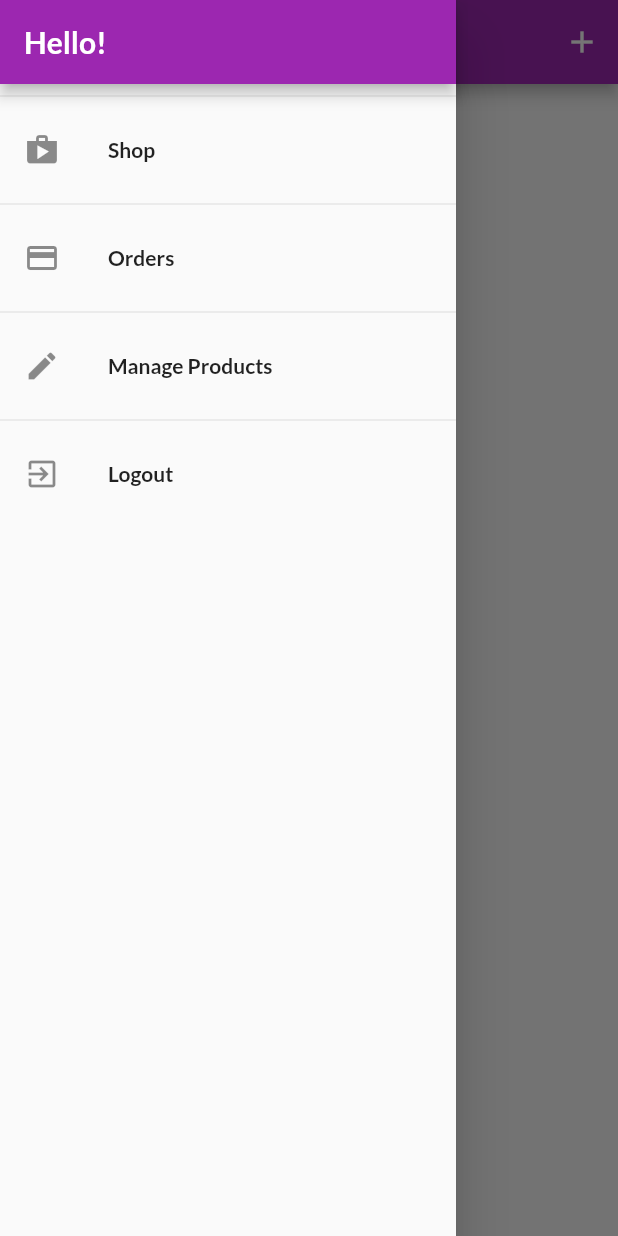
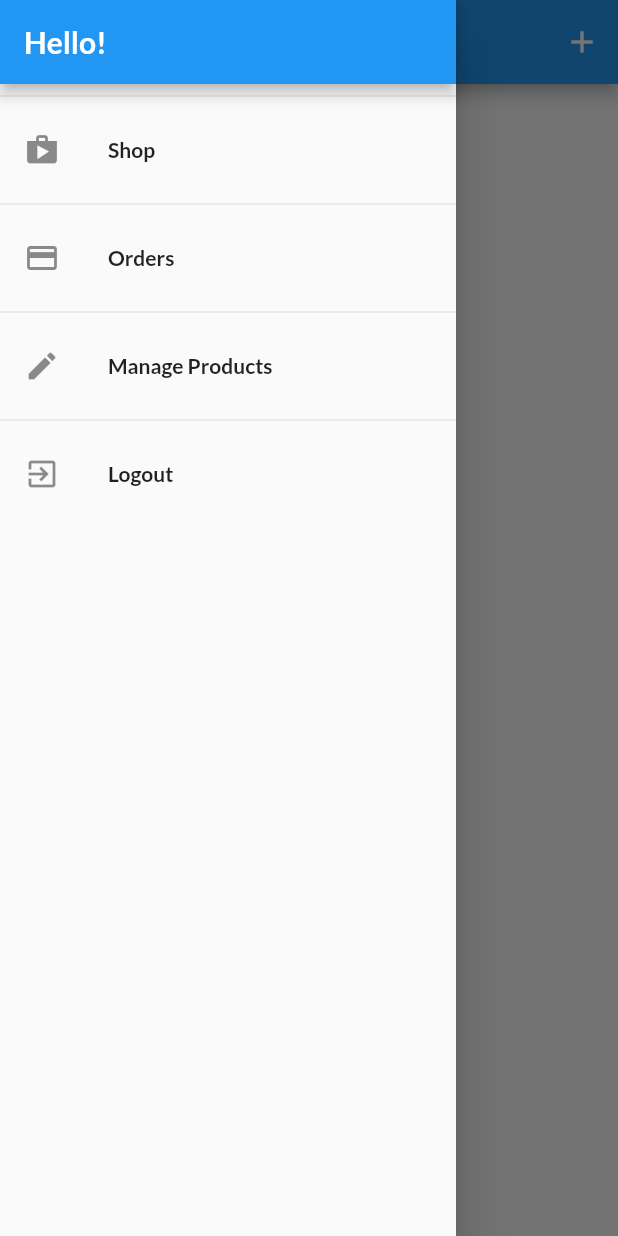
Before and after one commit to faithcredit/flutter_animation, a Flutter app: the UserProductsScreen screen opened by its route, with the side drawer open, on a phone screen of 412 x 824 dp. Run offline on Flutter 3.47's test engine with Material 2 defaults, Android fonts, the phone set to English and light mode, and no system bars; our stand-ins replace shared_preferences; accounts and stored records are empty; network calls fail.

```diff
--- /dev/null
+++ b/lib/helpers/custom_route.dart
@@ -0,0 +1,46 @@
+import 'package:flutter/material.dart';
+
+class CustomRoute<T> extends MaterialPageRoute<T> {
+  CustomRoute({
+    required WidgetBuilder builder,
+    required RouteSettings settings,
+  }) : super(
+          builder: builder,
+          settings: settings,
+        );
+
+  @override
+  Widget buildTransitions(
+    BuildContext context,
+    Animation<double> animation,
+    Animation<double> secondaryAnimation,
+    Widget child,
+  ) {
+    if (settings.name == '/') {
+      return child;
+    }
+    return FadeTransition(
+      opacity: animation,
+      child: child,
+    );
+  }
+}
+
+class CustomPageTransitionBuilder extends PageTransitionsBuilder {
+ @override
+  Widget buildTransitions<T>(
+    PageRoute<T> route,
+    BuildContext context,
+    Animation<double> animation,
+    Animation<double> secondaryAnimation,
+    Widget child,
+  ) {
+    if (route.settings.name == '/') {
+      return child;
+    }
+    return FadeTransition(
+      opacity: animation,
+      child: child,
+    );
+  }
+}
--- a/lib/main.dart
+++ b/lib/main.dart
@@ -13,6 +13,8 @@ import './screens/orders_screen.dart';
 import './screens/user_products_screen.dart';
 import './screens/edit_product_screen.dart';
 import './screens/auth_screen.dart';
+
+import './helpers/custom_route.dart';
 
 void main() => runApp(MyApp());
 
@@ -48,8 +50,14 @@ class MyApp extends StatelessWidget {
         builder: (ctx, auth, _) => MaterialApp(
               title: 'MyShop',
               theme: ThemeData(
-                primarySwatch: Colors.purple,
+                primarySwatch: Colors.blue,
                 fontFamily: 'Lato',
+                 pageTransitionsTheme: PageTransitionsTheme(
+                  builders: {
+                    TargetPlatform.android: CustomPageTransitionBuilder(),
+                    TargetPlatform.iOS: CustomPageTransitionBuilder(),
+                  },
+                ),
               ),
               home: auth.isAuth
                   ? ProductsOverviewScreen()
```
Also changed, not shown: lib/widgets/app_drawer.dart (+7 -0 lines).
